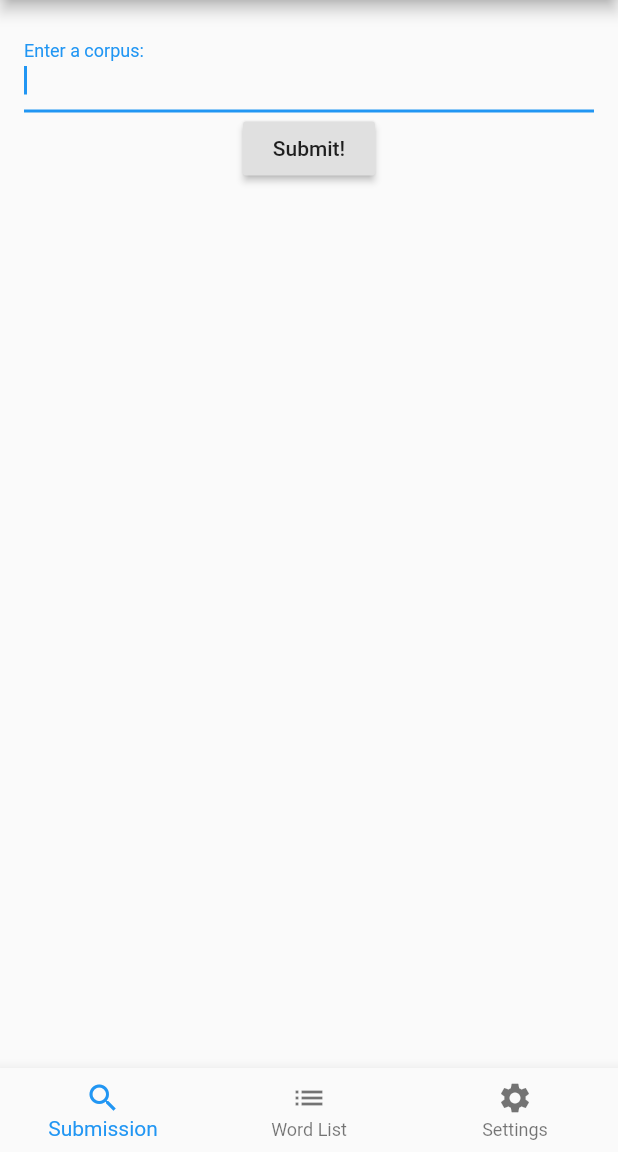
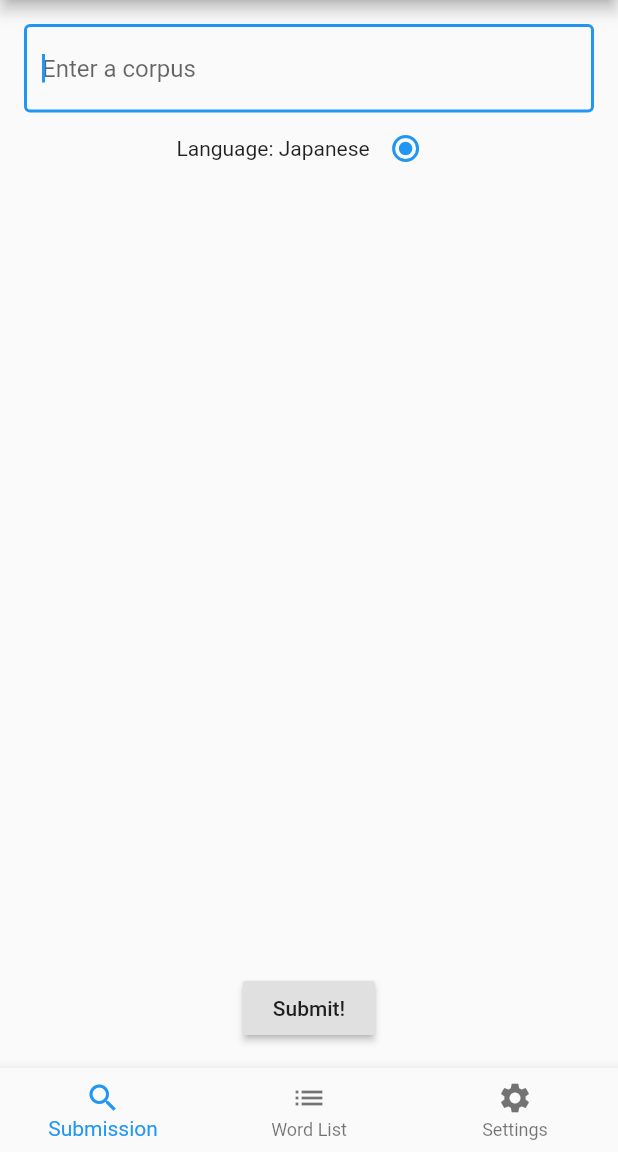
Before and after one commit to huangjunxin/Facewords, a Flutter app: the screen it shows after launch, on a phone screen of 412 x 824 dp, the part 84-1236 px from its top. Run offline on Flutter 3.47's test engine with Material 2 defaults, Android fonts, the phone set to English and light mode, and no system bars; missing offline and left inert: flutter_webview_plugin.

Commit message:
[Style]: 优化代码风格

```diff
--- a/lib/pages/setting_page.dart
+++ b/lib/pages/setting_page.dart
@@ -9,7 +9,7 @@ class _SettingPageState extends State<SettingPage> {
   @override
   Widget build(BuildContext context) {
     return Scaffold(
-        body: Text('SettingPage')
+      body: Text('SettingPage'),
     );
   }
 }
--- a/lib/pages/submission_page.dart
+++ b/lib/pages/submission_page.dart
@@ -6,31 +6,68 @@ class SubmissionPage extends StatefulWidget {
 }
 
 class _SubmissionPageState extends State<SubmissionPage> {
+  String submissionLang = 'ja';
+
   @override
   Widget build(BuildContext context) {
     return Scaffold(
       body: Padding(
         padding: EdgeInsets.all(16),
         child: Column(
+          // crossAxisAlignment: CrossAxisAlignment.start,
+          // verticalDirection: VerticalDirection.up,
           children: <Widget>[
-            TextField(
-              autofocus: true,
-              keyboardType: TextInputType.multiline,
-              minLines: 1,
-              maxLines: 15,
-              decoration: InputDecoration(
-                labelText: 'Enter a corpus:'
+            Expanded(
+              child: Column(
+                children: <Widget>[
+                  TextField(
+                    autofocus: true,
+                    keyboardType: TextInputType.multiline,
+                    minLines: 1,
+                    maxLines: 10,
+                    decoration: InputDecoration(
+                      border: OutlineInputBorder(),
+                      hintText: 'Enter a corpus',
+                    ),
+                  ),
+                  Row(
+                    mainAxisAlignment: MainAxisAlignment.center,
+                    children: <Widget>[
+                      Text('Language: Japanese'),
+                      Radio(
+                        value: 'ja',
+                        groupValue: this.submissionLang,
+                        onChanged: (value) {
+                          setState(() {
+                            this.submissionLang = value;
+                          });
+                        },
+                      ),
+                      // Text('Vietnamese'),
+                      // Radio(
+                      //   value: 'vi',
+                      //   groupValue: this.submissionLang,
+                      //   onChanged: (value) {
+                      //     setState(() {
+                      //       this.submissionLang = value;
+                      //     });
+                      //   },
+                      // ),
+                    ],
+                  ),
+                ],
               ),
             ),
             RaisedButton(
               child: Text('Submit!'),
               onPressed: () {
-                print('[_SubmissionPageState][RaisedButton][onPressed]: Submit!');
+                print(
+                    '[_SubmissionPageState][RaisedButton][onPressed]: Submit!');
               },
-            )
-          ]
-        )
-      )
+            ),
+          ],
+        ),
+      ),
     );
   }
 }
--- a/lib/pages/word_list_page.dart
+++ b/lib/pages/word_list_page.dart
@@ -29,8 +29,8 @@ class _WordListPageState extends State<WordListPage> {
     return Scaffold(
       body: ListView(
         padding: EdgeInsets.all(10),
-        children: _getSegmentedData()
-      )
+        children: _getSegmentedData(),
+      ),
     );
   }
 }
--- a/lib/tabs.dart
+++ b/lib/tabs.dart
@@ -16,7 +16,11 @@ class _TabsState extends State<Tabs> {
   // 当前选中 Tab 序号
   int _currentIndex = 0;
   // 每个 Tab 对应不同的内容页
-  List<Widget> _pageList = [SubmissionPage(), WordListPage(), SettingPage()];
+  List<Widget> _pageList = [
+    SubmissionPage(),
+    WordListPage(),
+    SettingPage(),
+  ];
 
   @override
   Widget build(BuildContext context) {
@@ -27,7 +31,7 @@ class _TabsState extends State<Tabs> {
       // 利用 IndexedStack 防止 Tab 页面重置
       body: IndexedStack(
         index: this._currentIndex,
-        children: this._pageList
+        children: this._pageList,
       ),
       bottomNavigationBar: BottomNavigationBar(
         currentIndex: this._currentIndex,
@@ -40,12 +44,19 @@ class _TabsState extends State<Tabs> {
         },
         items: [
           BottomNavigationBarItem(
-                icon: Icon(Icons.search), title: Text('Submission')),
+            icon: Icon(Icons.search),
+            title: Text('Submission'),
+          ),
           BottomNavigationBarItem(
-                icon: Icon(Icons.list), title: Text('Word List')),
+            icon: Icon(Icons.list),
+            title: Text('Word List'),
+          ),
           BottomNavigationBarItem(
-                icon: Icon(Icons.settings), title: Text('Settings'))
-          ]),
+            icon: Icon(Icons.settings),
+            title: Text('Settings'),
+          ),
+        ],
+      ),
     );
   }
 }
```
Lines whose indentation alone changed are shown as unchanged.
